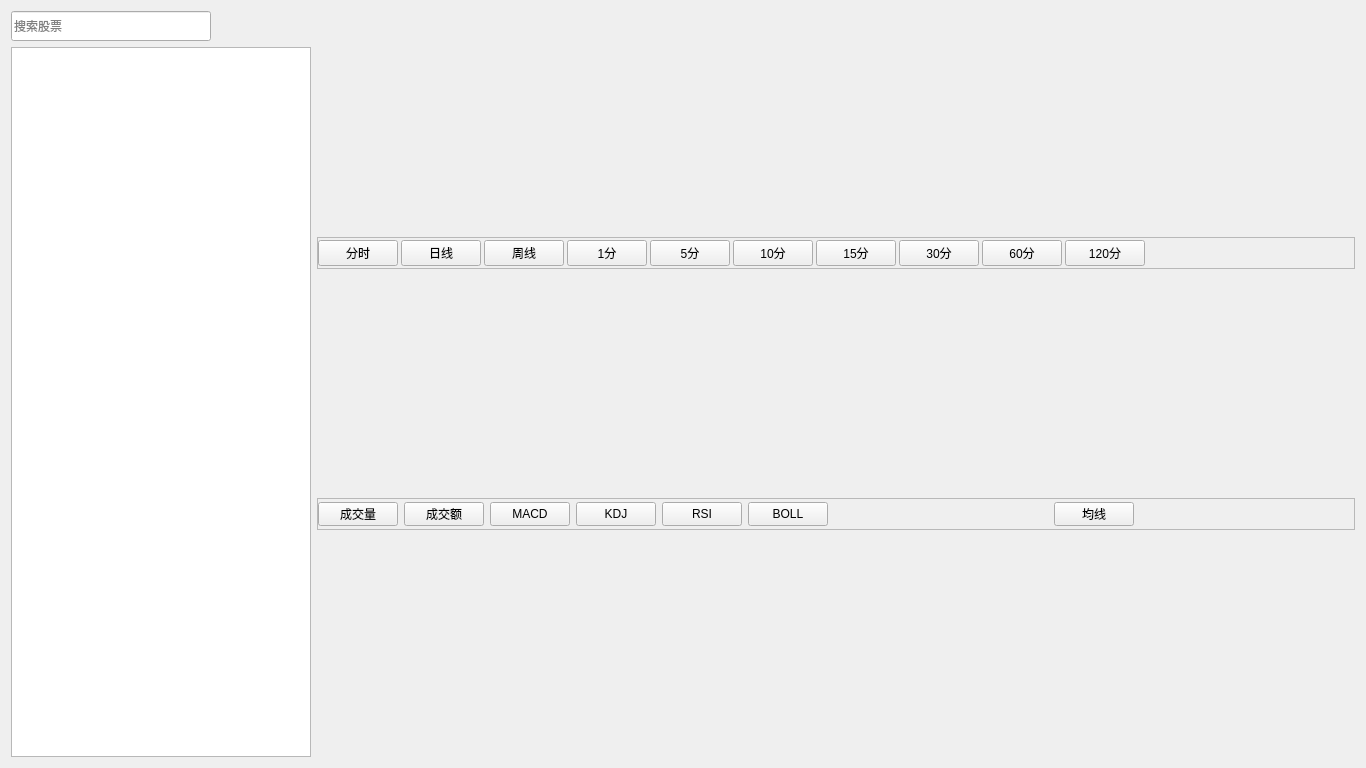
First picture: the form in gui/qt_widgets/market/MarketWidget.ui, repository Daydreamer-AI/MPolicy, before the edit.
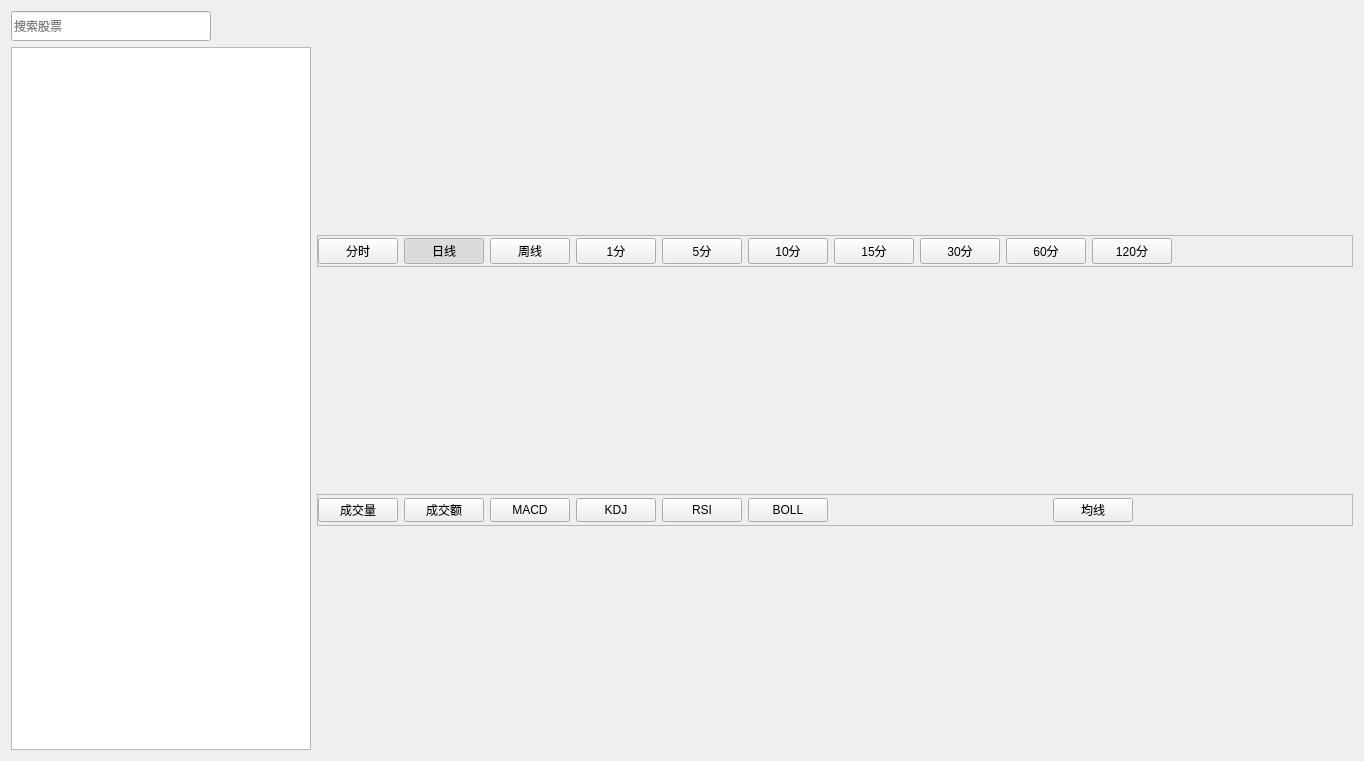
Second picture: the form after the edit.

```diff
--- a/gui/qt_widgets/market/MarketWidget.ui
+++ b/gui/qt_widgets/market/MarketWidget.ui
@@ -6,8 +6,8 @@
    <rect>
     <x>0</x>
     <y>0</y>
-    <width>1366</width>
-    <height>768</height>
+    <width>1364</width>
+    <height>761</height>
    </rect>
   </property>
   <property name="windowTitle">
@@ -96,9 +96,6 @@
           <enum>QFrame::Raised</enum>
          </property>
          <layout class="QHBoxLayout" name="horizontalLayout">
-          <property name="spacing">
-           <number>3</number>
-          </property>
           <property name="leftMargin">
            <number>0</number>
           </property>
@@ -116,6 +113,12 @@
             <property name="text">
              <string>分时</string>
             </property>
+            <property name="checkable">
+             <bool>true</bool>
+            </property>
+            <property name="autoExclusive">
+             <bool>true</bool>
+            </property>
            </widget>
           </item>
           <item>
@@ -123,6 +126,15 @@
             <property name="text">
              <string>日线</string>
             </property>
+            <property name="checkable">
+             <bool>true</bool>
+            </property>
+            <property name="checked">
+             <bool>true</bool>
+            </property>
+            <property name="autoExclusive">
+             <bool>true</bool>
+            </property>
            </widget>
           </item>
           <item>
@@ -130,6 +142,12 @@
             <property name="text">
              <string>周线</string>
             </property>
+            <property name="checkable">
+             <bool>true</bool>
+            </property>
+            <property name="autoExclusive">
+             <bool>true</bool>
+            </property>
            </widget>
           </item>
           <item>
@@ -137,6 +155,12 @@
             <property name="text">
              <string>1分</string>
             </property>
+            <property name="checkable">
+             <bool>true</bool>
+            </property>
+            <property name="autoExclusive">
+             <bool>true</bool>
+            </property>
            </widget>
           </item>
           <item>
@@ -144,6 +168,12 @@
             <property name="text">
              <string>5分</string>
             </property>
+            <property name="checkable">
+             <bool>true</bool>
+            </property>
+            <property name="autoExclusive">
+             <bool>true</bool>
+            </property>
            </widget>
           </item>
           <item>
@@ -151,6 +181,12 @@
             <property name="text">
              <string>10分</string>
             </property>
+            <property name="checkable">
+             <bool>true</bool>
+            </property>
+            <property name="autoExclusive">
+             <bool>true</bool>
+            </property>
            </widget>
           </item>
           <item>
@@ -158,6 +194,12 @@
             <property name="text">
              <string>15分</string>
             </property>
+            <property name="checkable">
+             <bool>true</bool>
+            </property>
+            <property name="autoExclusive">
+             <bool>true</bool>
+            </property>
            </widget>
           </item>
           <item>
@@ -165,6 +207,12 @@
             <property name="text">
              <string>30分</string>
             </property>
+            <property name="checkable">
+             <bool>true</bool>
+            </property>
+            <property name="autoExclusive">
+             <bool>true</bool>
+            </property>
            </widget>
           </item>
           <item>
@@ -172,6 +220,12 @@
             <property name="text">
              <string>60分</string>
             </property>
+            <property name="checkable">
+             <bool>true</bool>
+            </property>
+            <property name="autoExclusive">
+             <bool>true</bool>
+            </property>
            </widget>
           </item>
           <item>
@@ -179,6 +233,12 @@
             <property name="text">
              <string>120分</string>
             </property>
+            <property name="checkable">
+             <bool>true</bool>
+            </property>
+            <property name="autoExclusive">
+             <bool>true</bool>
+            </property>
            </widget>
           </item>
           <item>
```
Left out of the diff: 2 changed lines with no effect on the pictures.
